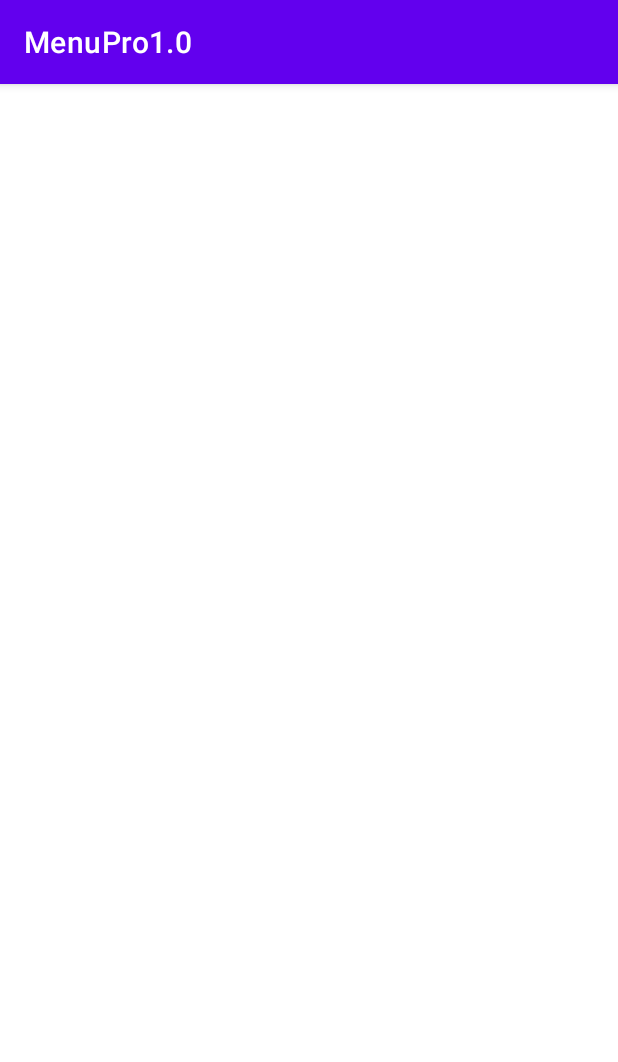
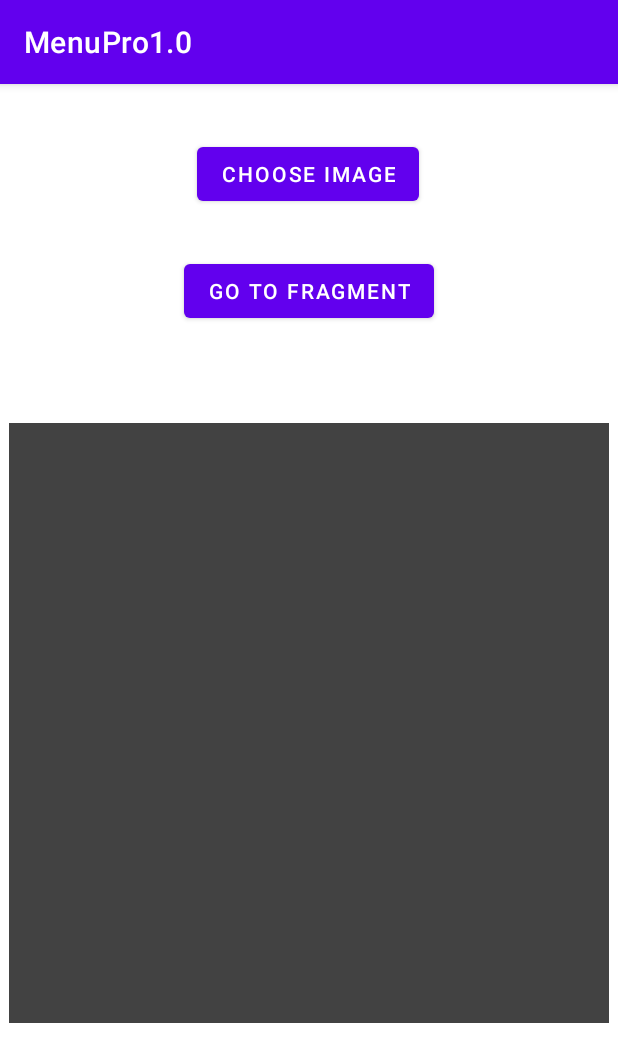
Before and after one commit to mostafa-n3ma/MenuPro1.0, an Android app: the screen it shows after launch (MainActivity), on a phone screen of 412 x 824 dp. Shown: the top 1062 px of the screen. Run offline under Robolectric (Android 15) with nearby library versions, the phone set to English and light mode, and no system bars; our stand-ins replace Dagger/Hilt's generated code.

Commit message:
feat: adding ImagePicker.kt a class that used for opening (ActivityResultLauncher) and can be use to get Uri,Bitmap and display the Chosen image on ImageView live Uri used from activity or fragment

```diff
--- a/app/build.gradle
+++ b/app/build.gradle
@@ -40,7 +40,7 @@ android {
     dependencies {
         implementation fileTree(dir: 'libs', include: ['*.jar'])
         implementation "org.jetbrains.kotlin:kotlin-stdlib-jdk7:$kotlin_version"
-    implementation 'androidx.appcompat:appcompat:1.4.2'
+        implementation 'androidx.appcompat:appcompat:1.5.1'
         implementation 'androidx.core:core-ktx:1.8.0'
         implementation 'androidx.constraintlayout:constraintlayout:2.1.4'
         implementation 'com.google.firebase:firebase-firestore-ktx:24.3.0'
--- a/app/src/main/java/com/mostafan3ma/android/menupro10/MainActivity.kt
+++ b/app/src/main/java/com/mostafan3ma/android/menupro10/MainActivity.kt
@@ -1,47 +1,63 @@
 package com.mostafan3ma.android.menupro10
 
+import android.graphics.Bitmap
+import android.graphics.ImageDecoder
+import android.graphics.ImageDecoder.decodeBitmap
+import android.net.Uri
+import android.os.Build
+import android.os.Bundle
+import android.provider.MediaStore
+import android.widget.Toast
+import androidx.activity.result.contract.ActivityResultContracts
+import androidx.annotation.RequiresApi
 import androidx.appcompat.app.AppCompatActivity
-import android.os.Bundle
-import android.widget.TextView
+import androidx.core.graphics.decodeBitmap
 import androidx.lifecycle.coroutineScope
 import com.mostafan3ma.android.menupro10.databinding.ActivityMainBinding
-import com.mostafan3ma.android.menupro10.oporations.data_Entities.NetworkEntity
-import com.mostafan3ma.android.menupro10.oporations.data_Entities.cache_Entities.CacheShop
 import com.mostafan3ma.android.menupro10.oporations.localDataSource.LocalDataSource
 import com.mostafan3ma.android.menupro10.oporations.remoteDataSource.RemoteDataSource
 import com.mostafan3ma.android.menupro10.oporations.repository.ShopRepository
-import com.mostafan3ma.android.menupro10.oporations.utils.DataState
+import com.mostafan3ma.android.menupro10.oporations.utils.ImagePicker
 import dagger.hilt.android.AndroidEntryPoint
-import kotlinx.coroutines.coroutineScope
-import kotlinx.coroutines.flow.launchIn
-import kotlinx.coroutines.flow.onEach
 import kotlinx.coroutines.launch
 import javax.inject.Inject
 
 @AndroidEntryPoint
 class MainActivity : AppCompatActivity() {
 
-    @Inject
-    lateinit var repository: ShopRepository
 
     @Inject
-    lateinit var remoteDataSource: RemoteDataSource
-
-    @Inject
-    lateinit var localDataSource: LocalDataSource
+    lateinit var imagePicker: ImagePicker
 
 
     private lateinit var binding: ActivityMainBinding
 
 
+    @RequiresApi(Build.VERSION_CODES.P)
+    override fun onResume() {
+        super.onResume()
+        if (imagePicker.returnedUri !=null){
+            Toast.makeText(this,imagePicker.returnedUri.toString(),Toast.LENGTH_LONG).show()
+            binding.img.setImageBitmap(imagePicker.getBitmap(this))
+        }
+    }
+
     override fun onCreate(savedInstanceState: Bundle?) {
         super.onCreate(savedInstanceState)
-        binding=ActivityMainBinding.inflate(layoutInflater)
+        binding = ActivityMainBinding.inflate(layoutInflater)
         setContentView(binding.root)
 
 
+        imagePicker.register(this)
 
-       lifecycle.coroutineScope.launch{
+        binding.chooseImageBtn.setOnClickListener {
+            imagePicker.launchRegistrar()
+        }
+
+
+
+
+        lifecycle.coroutineScope.launch {
 //           repository.insertShop(CacheShop(id = "1", name = "shop1"))
 //           repository.refreshCacheDatabase(lifecycle.coroutineScope)
 
@@ -52,9 +68,9 @@ class MainActivity : AppCompatActivity() {
 //                 is DataState.Loading->"Loading"
 //             }
 //         }.launchIn(lifecycle.coroutineScope)
-       }
+        }
+
+    }
 
 
-
-    }
 }
--- /dev/null
+++ b/app/src/main/java/com/mostafan3ma/android/menupro10/oporations/utils/ImagePicker.kt
@@ -0,0 +1,124 @@
+package com.mostafan3ma.android.menupro10.oporations.utils
+
+import android.app.Activity
+import android.content.Context
+import android.content.Intent
+import android.graphics.Bitmap
+import android.graphics.ImageDecoder
+import android.net.Uri
+import android.os.Build
+import android.provider.MediaStore
+import android.widget.Button
+import android.widget.ImageView
+import androidx.activity.ComponentActivity
+import androidx.activity.result.ActivityResultLauncher
+import androidx.activity.result.contract.ActivityResultContracts
+import androidx.annotation.RequiresApi
+import androidx.core.app.ActivityCompat.startActivityForResult
+import androidx.fragment.app.Fragment
+import com.mostafan3ma.android.menupro10.MainActivity
+import javax.inject.Inject
+
+class ImagePicker
+@Inject
+constructor() {
+
+    /**
+     * - it initialize in onResume fun of the host
+     * - else it wil still null
+
+     */
+    var returnedUri: Uri? = null
+    private lateinit var registrar: ActivityResultLauncher<String>
+
+
+    /**
+     * - register the ActivityResultLauncher<String>
+     * - set listener and get the uri
+     */
+    fun register(host: Any) {
+        when (host) {
+            is ComponentActivity -> {
+                this.registrar =
+                    host.registerForActivityResult(ActivityResultContracts.GetContent()) { uri: Uri? ->
+                        // Handle the returned Uri
+                        returnedUri = uri!!
+                    }
+            }
+            is Fragment -> {
+                this.registrar =
+                    host.registerForActivityResult(ActivityResultContracts.GetContent()) { uri: Uri? ->
+                        // Handle the returned Uri
+                        returnedUri = uri!!
+                    }
+            }
+            else -> {
+
+            }
+        }
+    }
+
+    /**
+     * launch the registrar and open the image chooser
+     */
+    fun launchRegistrar() {
+        registrar.launch("image/*")
+    }
+
+    @RequiresApi(Build.VERSION_CODES.P)
+    fun getBitmap(context: Context):Bitmap{
+        val source: ImageDecoder.Source = ImageDecoder.createSource(context.contentResolver,returnedUri!!)
+        return ImageDecoder.decodeBitmap(source)
+    }
+
+
+    /**
+     * works in an Activity(ComponentActivity)
+     * use it to open Image chooser and let the user to pick image from the gallery and then display it on an imageView
+     */
+    @RequiresApi(Build.VERSION_CODES.P)
+    fun pickImgFromActivityAndDisplay(
+        component: ComponentActivity,
+        img: ImageView,
+        btn: Button
+    ) {
+        val getContent =
+            component.registerForActivityResult(ActivityResultContracts.GetContent()) { uri: Uri? ->
+                // Handle the returned Uri
+                val source: ImageDecoder.Source = ImageDecoder.createSource(component.contentResolver,returnedUri!!)
+                img.setImageBitmap(ImageDecoder.decodeBitmap(source))
+            }
+
+        btn.setOnClickListener {
+            //            chooseImage()
+            getContent.launch("image/*")
+        }
+    }
+
+
+    /**
+     * works in a Fragment
+    use it to open Image chooser and let the user to pick image from the gallery and then display it on an imageView
+     **/
+    @RequiresApi(Build.VERSION_CODES.P)
+    fun pickImgFromFragmentAndDisplay(
+        component: Fragment,
+        context: Context,
+        img: ImageView,
+        btn: Button
+    ) {
+        val getContent =
+            component.registerForActivityResult(ActivityResultContracts.GetContent()) { uri: Uri? ->
+                // Handle the returned Uri
+                val source: ImageDecoder.Source = ImageDecoder.createSource(context.contentResolver,returnedUri!!)
+                img.setImageBitmap(ImageDecoder.decodeBitmap(source))
+            }
+
+        btn.setOnClickListener {
+            //            chooseImage()
+            getContent.launch("image/*")
+        }
+    }
+
+
+}
--- a/app/src/main/res/layout/activity_main.xml
+++ b/app/src/main/res/layout/activity_main.xml
@@ -6,15 +6,34 @@
     android:layout_height="match_parent"
     tools:context=".MainActivity">
 
+    <Button
+        android:id="@+id/choose_image_btn"
+        android:layout_width="wrap_content"
+        android:layout_height="wrap_content"
+        android:layout_marginTop="36dp"
+        android:text="Choose Image"
+        app:layout_constraintEnd_toEndOf="parent"
+        app:layout_constraintHorizontal_bias="0.498"
+        app:layout_constraintStart_toStartOf="parent"
+        app:layout_constraintTop_toTopOf="parent" />
+
+    <ImageView
+        android:id="@+id/img"
+        android:layout_width="400dp"
+        android:layout_height="400dp"
+        app:layout_constraintBottom_toBottomOf="parent"
+        app:layout_constraintEnd_toEndOf="parent"
+        app:layout_constraintStart_toStartOf="parent"
+        android:src="@color/cardview_dark_background"
+        app:layout_constraintTop_toBottomOf="@+id/choose_image_btn" />
 
     <Button
-        android:id="@+id/kk"
+        android:id="@+id/go_fragment"
         android:layout_width="wrap_content"
         android:layout_height="wrap_content"
-        android:text="Button"
-        app:layout_constraintBottom_toBottomOf="parent"
+        android:layout_marginTop="30dp"
+        android:text="go to fragment"
         app:layout_constraintEnd_toEndOf="parent"
-        app:layout_constraintHorizontal_bias="0.5"
         app:layout_constraintStart_toStartOf="parent"
-        app:layout_constraintTop_toTopOf="parent" />
+        app:layout_constraintTop_toBottomOf="@+id/choose_image_btn" />
 </androidx.constraintlayout.widget.ConstraintLayout>
--- a/build.gradle
+++ b/build.gradle
@@ -37,7 +37,7 @@ ext {
     // Support library and architecture components support minSdk 14 and above.
     minSdkVersion = 21
     targetSdkVersion = 30
-    compileSdkVersion = 33
+    compileSdkVersion = 32
 
     // App dependencies
 
--- a/gradle.properties
+++ b/gradle.properties
@@ -6,7 +6,7 @@
 # http://www.gradle.org/docs/current/userguide/build_environment.html
 # Specifies the JVM arguments used for the daemon process.
 # The setting is particularly useful for tweaking memory settings.
-org.gradle.jvmargs=-Xmx1536m
+org.gradle.jvmargs=-Xmx2048m -Dfile.encoding=UTF-8
 # When configured, Gradle will run in incubating parallel mode.
 # This option should only be used with decoupled projects. More details, visit
 # http://www.gradle.org/docs/current/userguide/multi_project_builds.html#sec:decoupled_projects
@@ -22,3 +22,4 @@ kotlin.code.style=official
 # thereby reducing the size of the R class for that library
 android.enableJetifier=true
 warning-mode=all
+android.nonTransitiveRClass=true
--- a/settings.gradle
+++ b/settings.gradle
@@ -1,2 +1,2 @@
-include ':app'
-rootProject.name = "MenuPro1.0"
+    include ':app'
+    rootProject.name = "MenuPro1.0"
```
Also changed, not shown: gradle/wrapper/gradle-wrapper.properties. Lines whose indentation alone changed are shown as unchanged.
